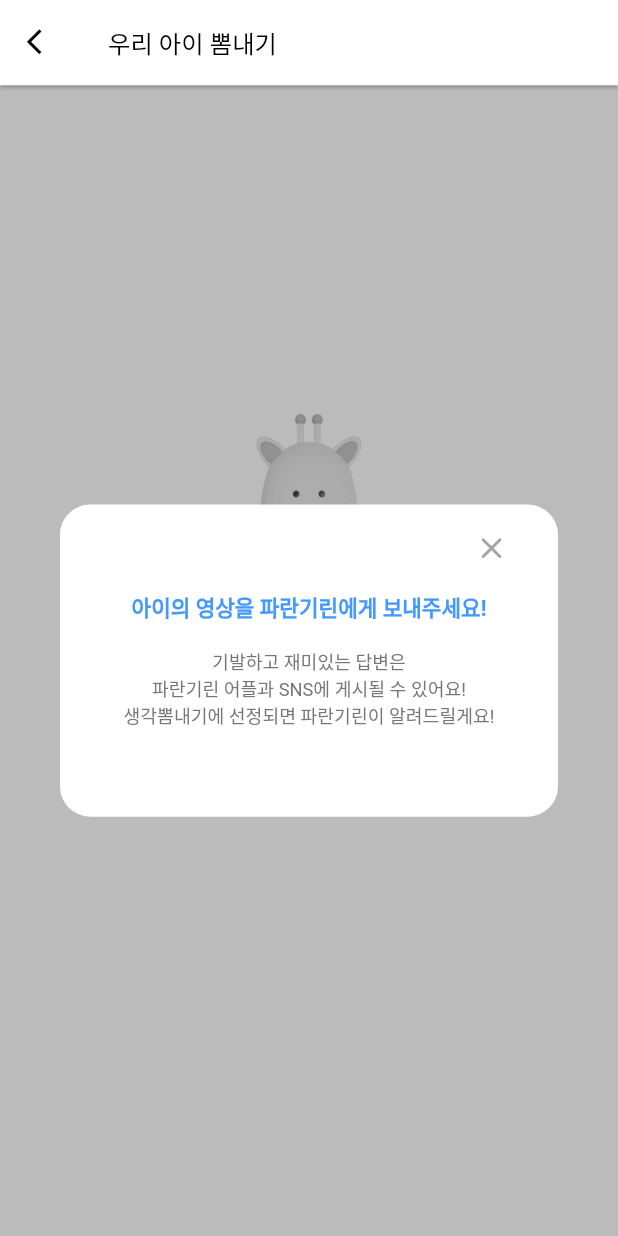
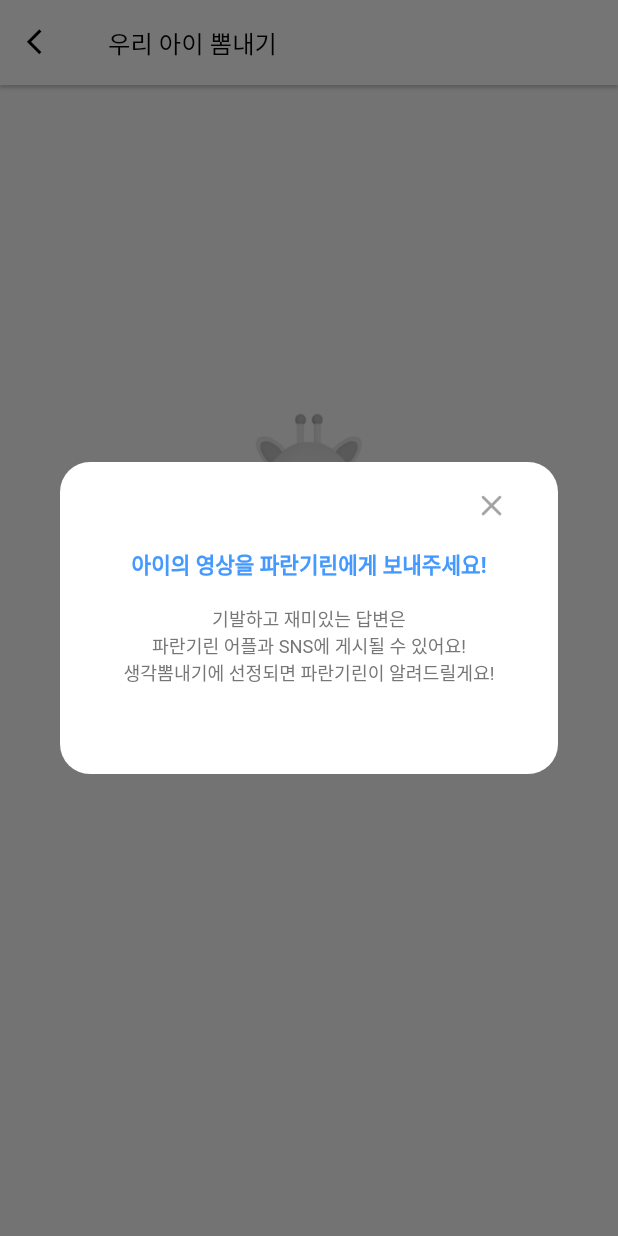
Before and after one commit to dandicompany/project_parangirin, a Flutter app: the HomePage screen opened directly, after a tap on "우리 아이 뽐내기", on a phone screen of 412 x 824 dp. Run offline on Flutter 3.47's test engine with Material 2 defaults, Android fonts, the phone set to English and light mode, and no system bars; our stand-ins replace audioplayers, camera, chewie, circular_check_box, cloud_firestore, firebase_analytics and 17 more; missing offline and left inert: flutter_downloader, flutter_facebook_auth, flutter_uploader, video_compress, video_thumbnail; accounts and stored records are empty; project files that could hold a hidden picture were left out; key blocks and very long unbroken strings in the code were emptied for the run.

Commit message:
popup error solved

```diff
--- a/paran_girin/lib/home/home_body.dart
+++ b/paran_girin/lib/home/home_body.dart
@@ -17,6 +17,8 @@
 import 'package:path_provider/path_provider.dart';
 import 'package:path/path.dart';
 import 'dart:io';
+
+bool firstTime = false;
 
 class HomeBody extends StatefulWidget {
   _HomeBody createState() => _HomeBody();
@@ -101,6 +103,17 @@
                   press: () {
                     Navigator.of(context).push(
                         FadePageRoute(widget: SharingMyAnswers()));
+                    if (firstTime == false){
+                      showDialog(
+                          context: context,
+                          builder: (BuildContext context)
+                          {
+                            return PopupSendingNotice();
+                          }
+                      );
+                      firstTime = true;
+                    };
+
                   },
                 ),
               ),
--- a/paran_girin/lib/home/sharing_my_answers.dart
+++ b/paran_girin/lib/home/sharing_my_answers.dart
@@ -14,7 +14,6 @@
 import 'package:paran_girin/gallery/myVideoLayout.dart';
 import 'package:intl/intl.dart';
 
-bool state = false;
 
 class SharingMyAnswers extends StatefulWidget {
   int sum;
@@ -45,10 +44,11 @@
       isSend: selectedAnswers.isNotEmpty ? true : false,
       onSend: uploadPosts,
     );
+
     return Scaffold(
         appBar: baseAppBar,
         body: Stack(
-          children: <Widget>[
+          children: [
             SingleChildScrollView(
               child: Container(
                 padding: EdgeInsets.symmetric(
@@ -58,24 +58,15 @@
                     ? ShowAnswers(
                     selectedAnswers: selectedAnswers,
                     refresh: () {
-                      setState(() {});
+                      setState(() {
+                      });
                     })
                     : NoAnswers(),
               ),
             ),
-            state? Text(""):Opacity(
-              opacity: 0.25,
-              child: Container(
-                decoration: BoxDecoration(color: Colors.black),
-              ),),
-            state? Text(""):PopupSendingNotice(),// hobin
-            //state? Text(""):PopupAfterBbom(),
-
-
-          ],
+            ],
         ));
   }
-
   void uploadPosts() {
     selectedAnswers.entries.forEach((element) async {
       String key = element.key;
@@ -109,36 +100,10 @@
     // fp = Provider.of<FirebaseProvider>(context);
     return Column(
       mainAxisAlignment: MainAxisAlignment.start,
-      children: [
+      children: <Widget>[
         SizedBox(
           height: ScreenUtil().setHeight(18),
         ),
-        // TextField(
-        //   // onSubmitted: (_) => _searchPosts(),
-        //   textInputAction: TextInputAction.search,
-        //   onSubmitted: (value) {
-        //     setState(() {
-        //       query = value;
-        //       // searched = (query.length > 0);
-        //     });
-        //   },
-        //   controller: textCon,
-        //   decoration: InputDecoration(
-        //     prefixIcon: GestureDetector(
-        //       onTap: () {},
-        //       child: Icon(Icons.search, color: AppTheme.colors.base2),
-        //     ),
-        //     hintText: "질문을 검색해보세요 :)",
-        //     hintStyle: TextStyle(fontSize: ScreenUtil().setSp(16)),
-        //     border: OutlineInputBorder(
-        //       borderRadius: BorderRadius.circular(25),
-        //       borderSide: BorderSide.none,
-        //     ),
-        //     fillColor: Color.fromRGBO(235, 235, 235, 1),
-        //     filled: true,
-        //     contentPadding: EdgeInsets.symmetric(horizontal: 15.0),
-        //   ),
-        // ),
         TextField(
           // onSubmitted: (_) => _searchPosts()
           textInputAction: TextInputAction.search,
@@ -189,7 +154,6 @@
   YesVideo.query(this.query, this.selectedAnswers, this.refresh);
   @override
   Widget build(BuildContext context) {
-    state = false;
     fp = Provider.of<FirebaseProvider>(context);
     Map<String, Answer> answers = fp.getStaticInfo().answers;
     List<MapEntry<String, Answer>> entries = List<MapEntry<String, Answer>>();
@@ -314,13 +278,7 @@
   }
 }
 
-
-
 class PopupSendingNotice extends StatefulWidget {
-  final String text1, text2;
-  final AssetImage img;
-
-  const PopupSendingNotice({Key key, this.text1, this.text2, this.img}) : super(key: key);
   @override
   _PopupSendingNotice createState() => _PopupSendingNotice();
 }
@@ -362,11 +320,13 @@
                           alignment: Alignment.topRight,
                           icon: Image.asset("assets/icons/close-popup.png"),
                           iconSize: 10.0,
-                          onPressed: (){ state = true;
-                          Navigator.pushReplacement<void, void>(
-                              context,MaterialPageRoute<void>(
-                              builder: (BuildContext context) => SharingMyAnswers()));
-                          },//hobin
+                          onPressed: (){
+                            Navigator.pop(context);
+                          }
+                          // Navigator.pushReplacement<void, void>(
+                          //     context,MaterialPageRoute<void>(
+                          //     builder: (BuildContext context) => SharingMyAnswers()));
+                          // },//hobin
                         ),),
                   ],
                 ),
--- a/paran_girin/lib/layout/base_appbar.dart
+++ b/paran_girin/lib/layout/base_appbar.dart
@@ -2,6 +2,7 @@
 import 'package:flutter_screenutil/flutter_screenutil.dart';
 import 'package:paran_girin/home/sharing_my_answers.dart';
 import 'package:paran_girin/theme/app_theme.dart';
+
 
 class BaseAppBar extends StatefulWidget implements PreferredSizeWidget {
   BaseAppBar(
@@ -136,7 +137,8 @@
                           Navigator.pushReplacement<void, void>(
                               context,MaterialPageRoute<void>(
                               builder: (BuildContext context) => SharingMyAnswers()));
-                        },//hobin
+                          },
+                        //hobin
                       ),),
                   ],
                 ),
```
